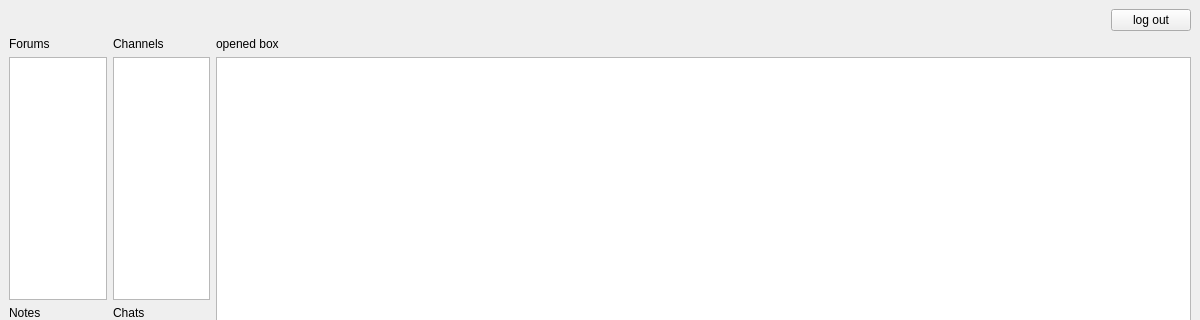
The window that uis/chat_forum_window.ui (ssysek/slack) describes before a commit, drawn with Qt 5; both pictures show x 0 to 1200 and y 0 to 320 of the 1200 by 600 pixel window.
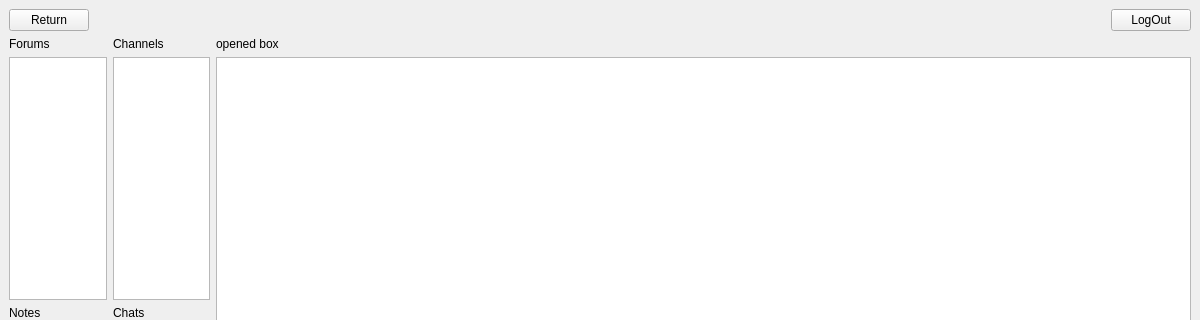
The same window after the commit.

Commit message: strona startowa dla zalogowanej osoby, dodatkowy button powrotu w chat_forum_window

```diff
--- a/uis/chat_forum_window.ui
+++ b/uis/chat_forum_window.ui
@@ -107,6 +107,13 @@
       <property name="spacing">
        <number>6</number>
       </property>
+      <item>
+       <widget class="QPushButton" name="button_return">
+        <property name="text">
+         <string>Return</string>
+        </property>
+       </widget>
+      </item>
       <item>
        <spacer name="horizontalSpacer_2">
         <property name="orientation">
@@ -129,7 +136,7 @@
          </sizepolicy>
         </property>
         <property name="text">
-         <string>log out</string>
+         <string>LogOut</string>
         </property>
        </widget>
       </item>
```
Left out of the diff: 2 changed lines with no effect on the pictures. The commit also changes 2 other files.
